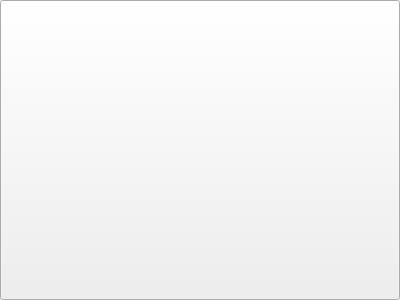
Qt form gui/equipment/equipmentslotview.ui (EnderHDMC/MHWISaveEditor) before a commit.
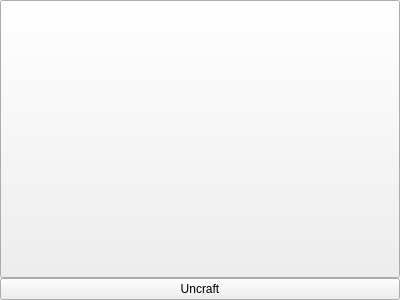
The same form after that commit.

```diff
--- a/gui/equipment/equipmentslotview.ui
+++ b/gui/equipment/equipmentslotview.ui
@@ -51,6 +51,13 @@
      </property>
     </widget>
    </item>
+   <item row="1" column="0">
+    <widget class="QPushButton" name="btnUncraft">
+     <property name="text">
+      <string>Uncraft</string>
+     </property>
+    </widget>
+   </item>
   </layout>
  </widget>
  <layoutdefault spacing="6" margin="11"/>
```
Left out of the diff: 22 changed lines with no effect on the pictures.
